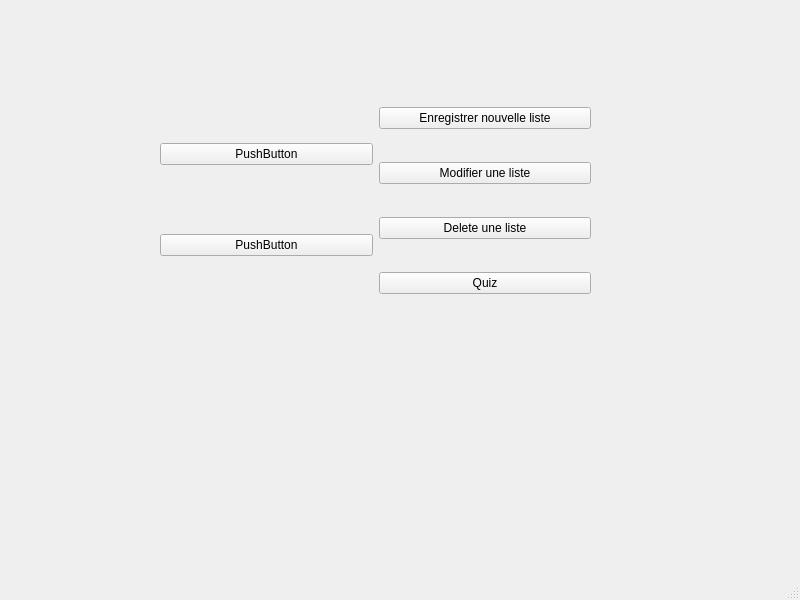
This is mainwindow.ui in EldernXa/LearnVocab as Qt 5 draws it before an edit. The edited form follows.
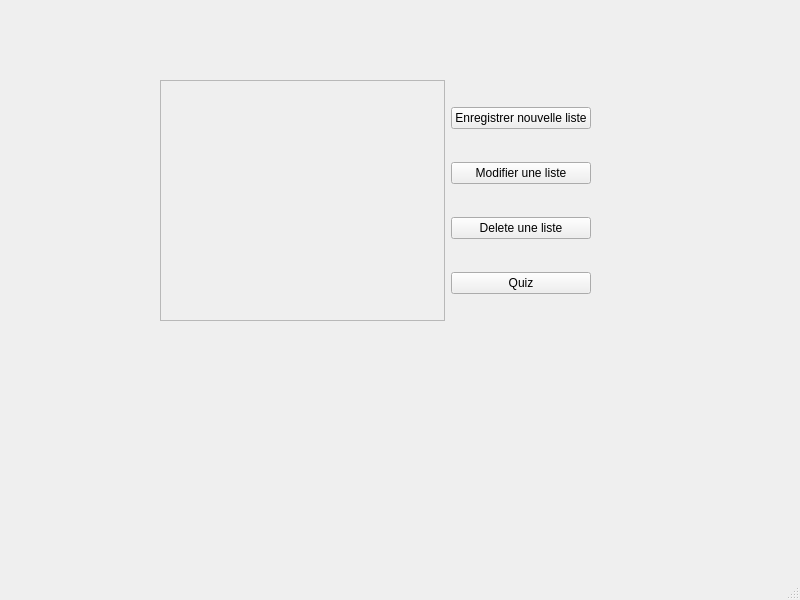
This is the edited form.

```diff
--- a/mainwindow.ui
+++ b/mainwindow.ui
@@ -25,22 +25,27 @@
     </property>
     <layout class="QHBoxLayout" name="horizontalLayout">
      <item>
-      <layout class="QVBoxLayout" name="listVocab">
-       <item>
-        <widget class="QPushButton" name="pushButton_5">
-         <property name="text">
-          <string>PushButton</string>
-         </property>
-        </widget>
-       </item>
-       <item>
-        <widget class="QPushButton" name="pushButton_6">
-         <property name="text">
-          <string>PushButton</string>
-         </property>
-        </widget>
-       </item>
-      </layout>
+      <widget class="QScrollArea" name="scrollArea">
+       <property name="enabled">
+        <bool>true</bool>
+       </property>
+       <property name="widgetResizable">
+        <bool>true</bool>
+       </property>
+       <widget class="QWidget" name="scrollAreaWidgetContents_3">
+        <property name="geometry">
+         <rect>
+          <x>0</x>
+          <y>0</y>
+          <width>232</width>
+          <height>237</height>
+         </rect>
+        </property>
+       </widget>
+      </widget>
+     </item>
+     <item>
+      <layout class="QVBoxLayout" name="listVocab"/>
      </item>
      <item>
       <layout class="QVBoxLayout" name="listButton">
```
